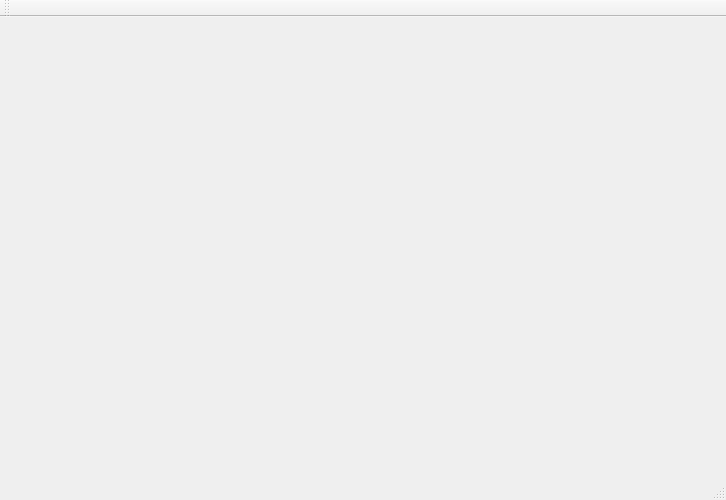
First picture: the form in navigator.ui, repository Dugy/EmWeb, before the edit.
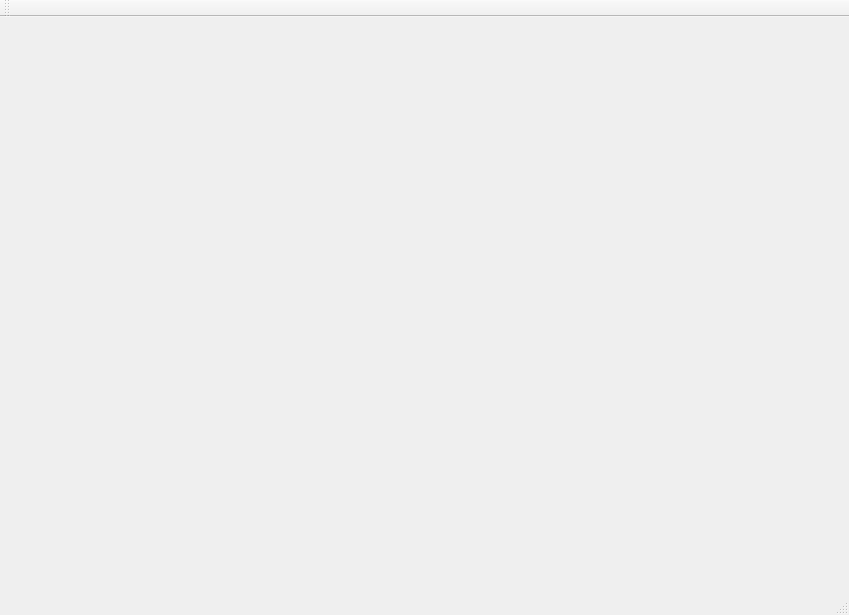
Second picture: the form after the edit.

Patch:
```diff
--- a/navigator.ui
+++ b/navigator.ui
@@ -6,15 +6,15 @@
    <rect>
     <x>0</x>
     <y>0</y>
-    <width>726</width>
-    <height>500</height>
+    <width>849</width>
+    <height>615</height>
    </rect>
   </property>
   <property name="windowTitle">
    <string>Navigator</string>
   </property>
   <widget class="QWidget" name="centralWidget">
-   <layout class="QHBoxLayout" name="layout" stretch=""/>
+   <layout class="QHBoxLayout" name="layout"/>
   </widget>
   <widget class="QMenuBar" name="menuBar">
    <property name="geometry">
```
Left out of the diff: 2 changed lines with no effect on the pictures.
